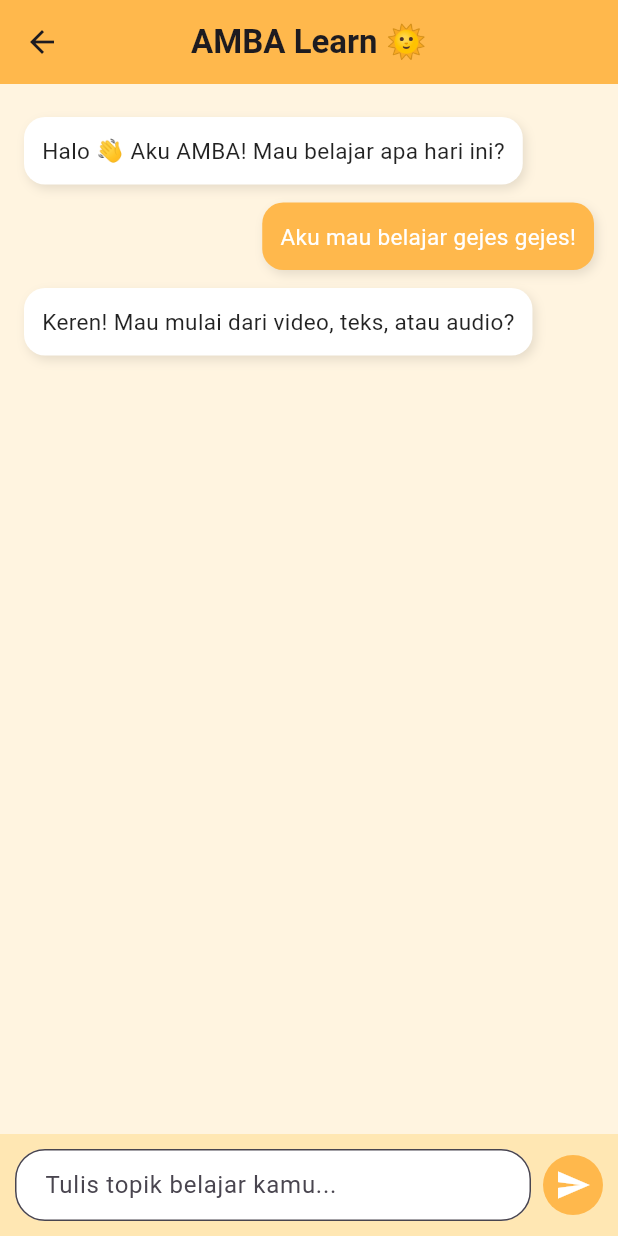
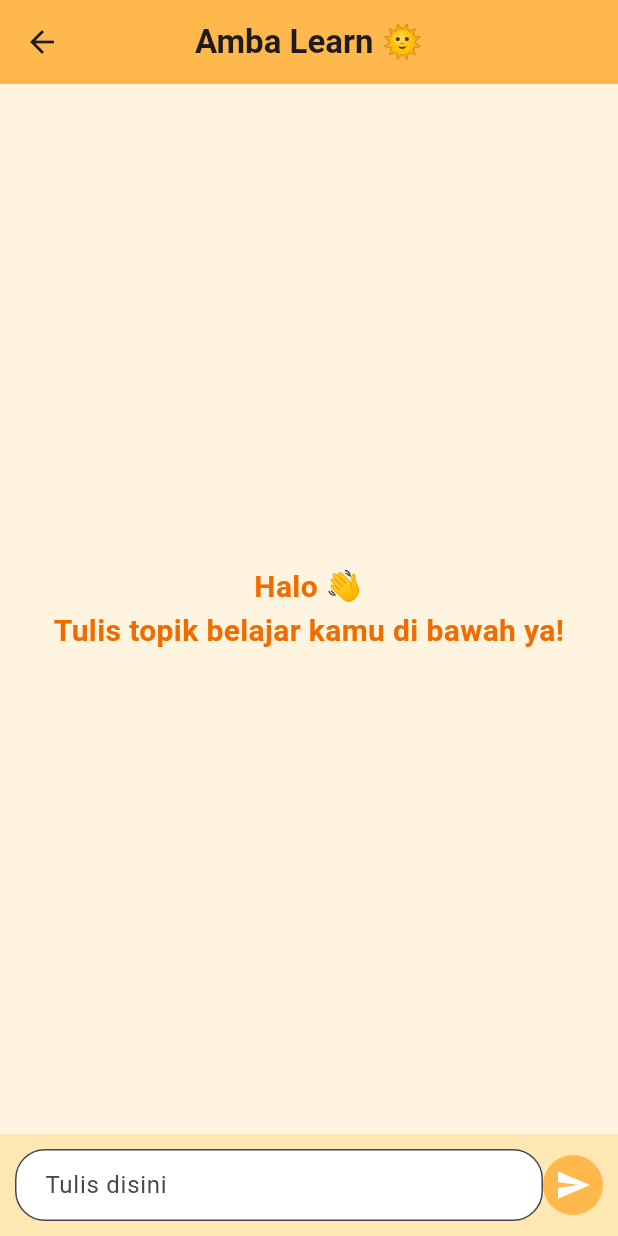
Before and after one commit to IzzaCan/AmbaLearn, a Flutter app: the Homepage screen opened by its route, on a phone screen of 412 x 824 dp. Run offline on Flutter 3.47's test engine with Material 3 defaults, Android fonts, the phone set to English and light mode, and no system bars.

Commit message:
New Homepage

```diff
--- a/lib/pages/homepage.dart
+++ b/lib/pages/homepage.dart
@@ -6,112 +6,59 @@ class Homepage extends StatelessWidget {
   @override
   Widget build(BuildContext context) {
     return Scaffold(
-      backgroundColor: const Color(0xFFFFF4E0),
+      backgroundColor: Color(0xFFFFF4E0),
       appBar: AppBar(
-        backgroundColor: const Color(0xFFFFB84C),
-        title: const Text(
-          "AMBA Learn 🌞",
+        backgroundColor: Color(0xFFFFB84C),
+        title: Text(
+          "Amba Learn 🌞",
           style: TextStyle(fontWeight: FontWeight.bold),
         ),
         centerTitle: true,
       ),
       body: Column(
         children: [
-          Expanded(
-            child: ListView(
-              padding: const EdgeInsets.all(16),
-              children: const [
-                ChatBubble(
-                  isUser: false,
-                  message:
-                      "Halo 👋 Aku AMBA! Mau belajar apa hari ini?",
-                ),
-                ChatBubble(
-                  isUser: true,
-                  message: "Aku mau belajar gejes gejes!",
-                ),
-                ChatBubble(
-                  isUser: false,
-                  message:
-                      "Keren! Mau mulai dari video, teks, atau audio?",
-                ),
+          Expanded(child: Center(
+            child: Text(
+              "Halo 👋\nTulis topik belajar kamu di bawah ya!",
+              textAlign: TextAlign.center,
+              style: TextStyle(
+                fontSize: 20,
+                color: Colors.orange[800],
+                fontWeight: FontWeight.bold
+              ),
+            ),
+          )),
+          Container(
+            padding: EdgeInsets.all(10),
+            color: Color(0xFFFFE7B3),
+            child: Row(
+              children: [
+                Expanded(child: TextField(
+                  decoration: InputDecoration(
+                    hintText: "Tulis disini",
+                    filled: true,
+                    fillColor: Colors.white,
+                    contentPadding: EdgeInsets.symmetric(
+                      horizontal: 16,
+                      vertical: 12
+                    ),
+                    border: OutlineInputBorder(
+                      borderRadius: BorderRadius.circular(20)
+                    )
+                  ),
+                )),
+                SizedBox(height: 8),
+                CircleAvatar(
+                  backgroundColor: Color(0xFFFFB84C),
+                  child: IconButton(onPressed: () {
+
+                  }, icon: Icon(Icons.send, color: Colors.white,)),
+                )
               ],
             ),
-          ),
-          Container(
-            padding: const EdgeInsets.all(10),
-            color: const Color(0xFFFFE7B3),
-            child: Row(
-              children: [
-                Expanded(
-                  child: TextField(
-                    decoration: InputDecoration(
-                      hintText: "Tulis topik belajar kamu...",
-                      filled: true,
-                      fillColor: Colors.white,
-                      contentPadding: const EdgeInsets.symmetric(
-                        horizontal: 16,
-                        vertical: 12,
-                      ),
-                      border: OutlineInputBorder(
-                        borderRadius: BorderRadius.circular(20),
-                      ),
-                    ),
-                  ),
-                ),
-                const SizedBox(width: 8),
-                CircleAvatar(
-                  backgroundColor: const Color(0xFFFFB84C),
-                  child: IconButton(
-                    icon: const Icon(Icons.send, color: Colors.white),
-                    onPressed: () {},
-                  ),
-                ),
-              ],
-            ),
-          ),
+          )
         ],
       ),
     );
   }
 }
-
-class ChatBubble extends StatelessWidget {
-  final bool isUser;
-  final String message;
-
-  const ChatBubble({
-    super.key,
-    required this.isUser,
-    required this.message,
-  });
-
-  @override
-  Widget build(BuildContext context) {
-    return Align(
-      alignment: isUser ? Alignment.centerRight : Alignment.centerLeft,
-      child: Container(
-        margin: const EdgeInsets.symmetric(vertical: 6),
-        padding: const EdgeInsets.all(12),
-        decoration: BoxDecoration(
-          color: isUser ? const Color(0xFFFFB84C) : Colors.white,
-          borderRadius: BorderRadius.circular(14),
-          boxShadow: [
-            BoxShadow(
-              color: Colors.black.withValues(alpha: 0.1),
-              blurRadius: 5,
-              offset: const Offset(2, 3),
-            ),
-          ],
-        ),
-        child: Text(
-          message,
-          style: TextStyle(
-            color: isUser ? Colors.white : Colors.black87,
-            fontSize: 15,
-          ),
-        ),
-      ),
-    );
-  }
-}
```
